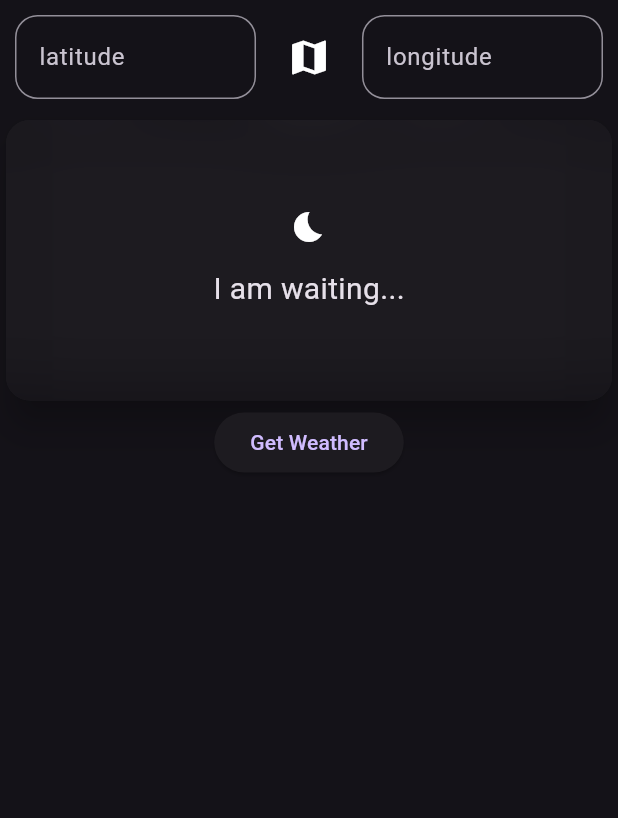
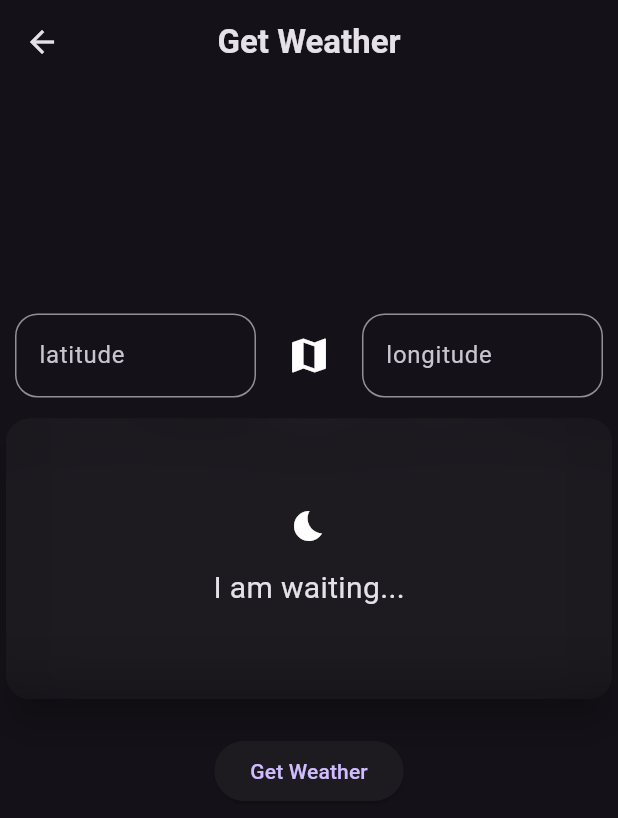
Before and after one commit to Keremovsky/flutter_weather_app, a Flutter app: the LocationWeatherScreen screen opened by its route, on a phone screen of 412 x 824 dp. Shown: the top 818 px of the screen. Run offline on Flutter 3.47's test engine with Material 2 defaults, Android fonts, the phone set to English and light mode, and no system bars; our stand-ins replace either_dart, flutter_riverpod, geolocator, riverpod, shared_preferences; accounts and stored records are empty; network calls fail.

Commit message:
little config of get weather page UI

```diff
--- a/lib/features/weather/screens/location_weather_screen.dart
+++ b/lib/features/weather/screens/location_weather_screen.dart
@@ -43,9 +43,19 @@ class _LocationWeatherScreenState extends ConsumerState<LocationWeatherScreen> {
     final width = MediaQuery.of(context).size.width;
 
     return Scaffold(
+      appBar: AppBar(
+        title: const Text(
+          "Get Weather",
+          style: TextStyle(
+            fontWeight: FontWeight.bold,
+          ),
+        ),
+        centerTitle: true,
+      ),
       body: SafeArea(
         child: Column(
           children: [
+            const Spacer(flex: 1),
             Padding(
               padding: const EdgeInsets.all(10),
               child: Form(
@@ -108,6 +118,7 @@ class _LocationWeatherScreenState extends ConsumerState<LocationWeatherScreen> {
               ),
             ),
             LocationWeatherBox(weather: weather),
+            const SizedBox(height: 20),
             ElevatedButton(
               onPressed: () async {
                 if (formKey.currentState!.validate()) {
@@ -119,6 +130,7 @@ class _LocationWeatherScreenState extends ConsumerState<LocationWeatherScreen> {
               },
               child: const Text("Get Weather"),
             ),
+            const Spacer(flex: 2),
           ],
         ),
       ),
```
